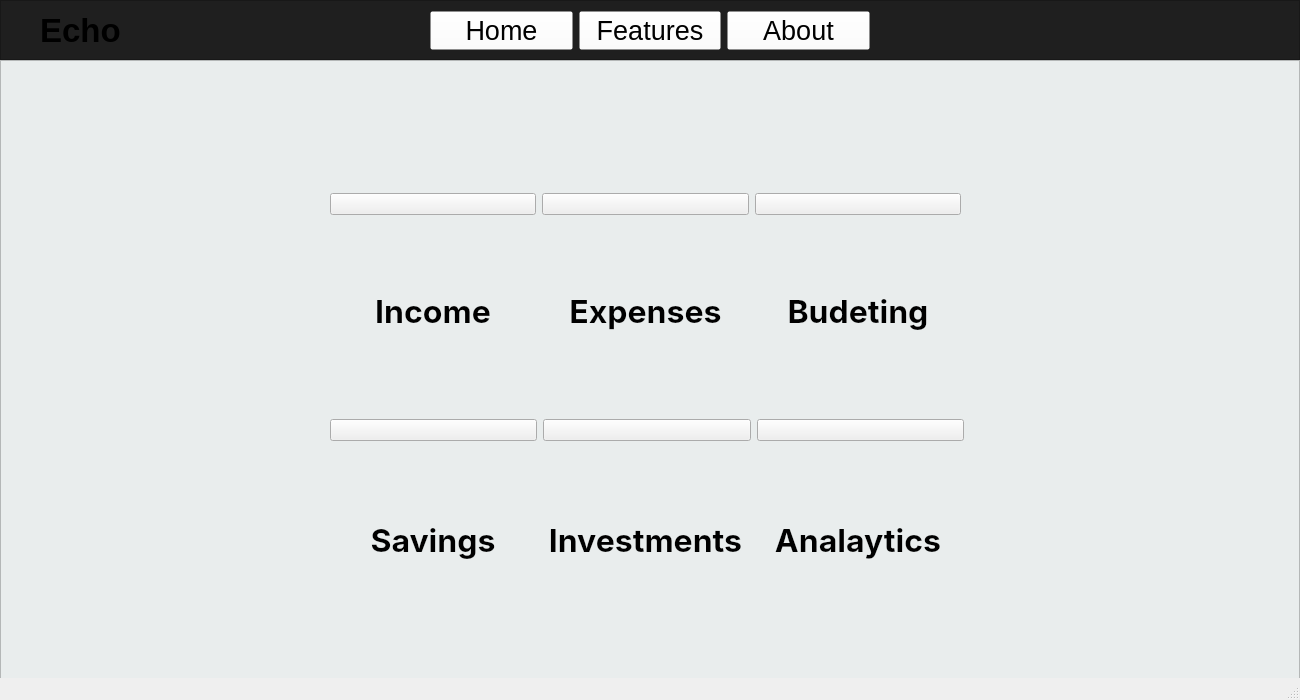
omrucf/Echo, file Echo/homepage.ui: the form before one commit.
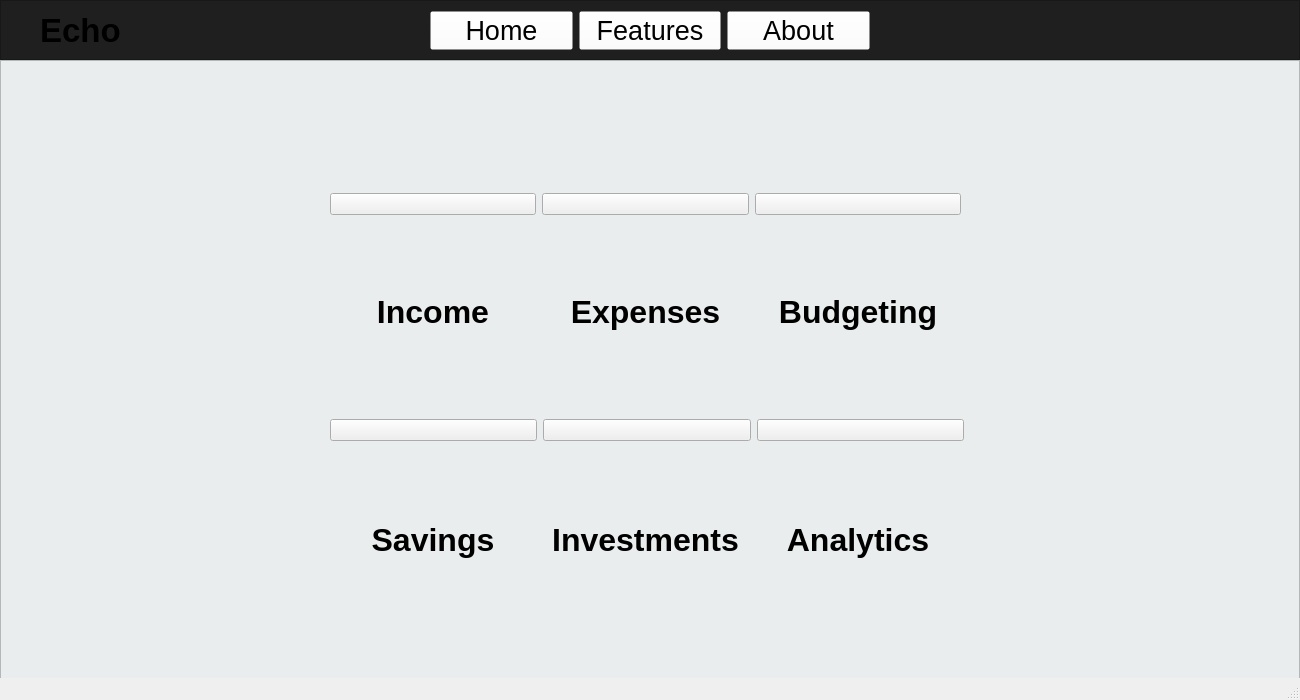
The form after the commit.

```diff
--- a/Echo/homepage.ui
+++ b/Echo/homepage.ui
@@ -255,7 +255,6 @@
       <widget class="QLabel" name="label_6">
        <property name="font">
         <font>
-         <family>Inter</family>
          <pointsize>24</pointsize>
          <bold>true</bold>
         </font>
@@ -275,7 +274,6 @@
       <widget class="QLabel" name="label_5">
        <property name="font">
         <font>
-         <family>Inter</family>
          <pointsize>24</pointsize>
          <bold>true</bold>
         </font>
@@ -284,7 +282,7 @@
         <string notr="true">color: black</string>
        </property>
        <property name="text">
-        <string>Analaytics</string>
+        <string>Analytics</string>
        </property>
        <property name="alignment">
         <set>Qt::AlignCenter</set>
@@ -295,7 +293,6 @@
       <widget class="QLabel" name="label_4">
        <property name="font">
         <font>
-         <family>Inter</family>
          <pointsize>24</pointsize>
          <bold>true</bold>
         </font>
@@ -315,7 +312,6 @@
       <widget class="QLabel" name="label_3">
        <property name="font">
         <font>
-         <family>Inter</family>
          <pointsize>24</pointsize>
          <bold>true</bold>
         </font>
@@ -335,7 +331,6 @@
       <widget class="QLabel" name="label_7">
        <property name="font">
         <font>
-         <family>Inter</family>
          <pointsize>24</pointsize>
          <bold>true</bold>
         </font>
@@ -344,7 +339,7 @@
         <string notr="true">color: black</string>
        </property>
        <property name="text">
-        <string>Budeting</string>
+        <string>Budgeting</string>
        </property>
        <property name="alignment">
         <set>Qt::AlignCenter</set>
@@ -355,7 +350,6 @@
       <widget class="QLabel" name="label_2">
        <property name="font">
         <font>
-         <family>Inter</family>
          <pointsize>24</pointsize>
          <bold>true</bold>
         </font>
```
